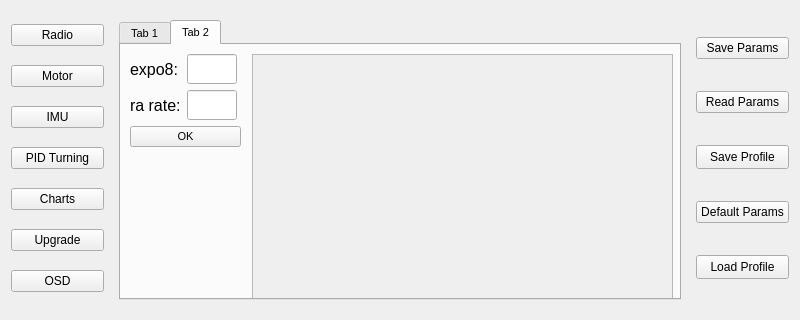
Qt form src/uavconfig.ui (nlbtuyen/ConfigurationGCS) before a commit.
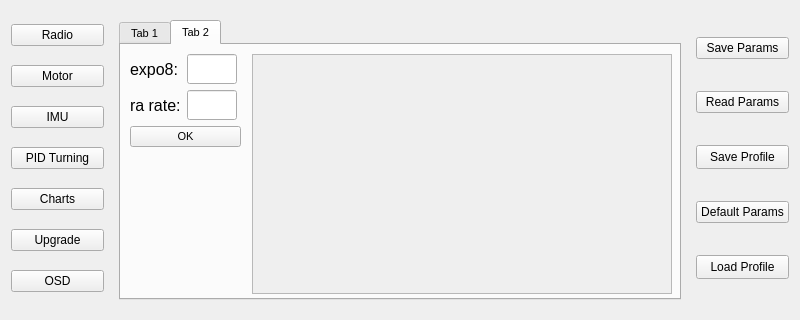
The same form after that commit. Icons and pictures are not drawn.

Commit message: Done Expo8 + RCRate Chart

What changed in the file:
```diff
--- a/src/uavconfig.ui
+++ b/src/uavconfig.ui
@@ -763,8 +763,8 @@
             <rect>
              <x>131</x>
              <y>9</y>
-             <width>421</width>
-             <height>251</height>
+             <width>420</width>
+             <height>240</height>
             </rect>
            </property>
            <property name="widgetResizable">
@@ -775,8 +775,8 @@
              <rect>
               <x>0</x>
               <y>0</y>
-              <width>419</width>
-              <height>249</height>
+              <width>418</width>
+              <height>238</height>
              </rect>
             </property>
            </widget>
```
The commit also changes 1 other file.
